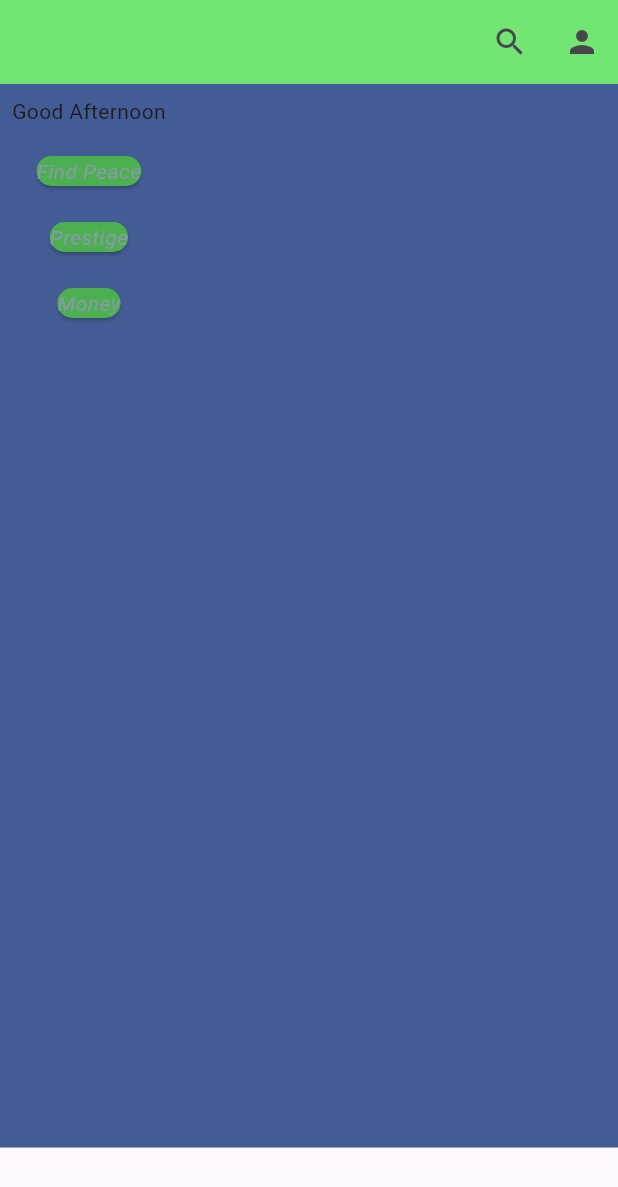
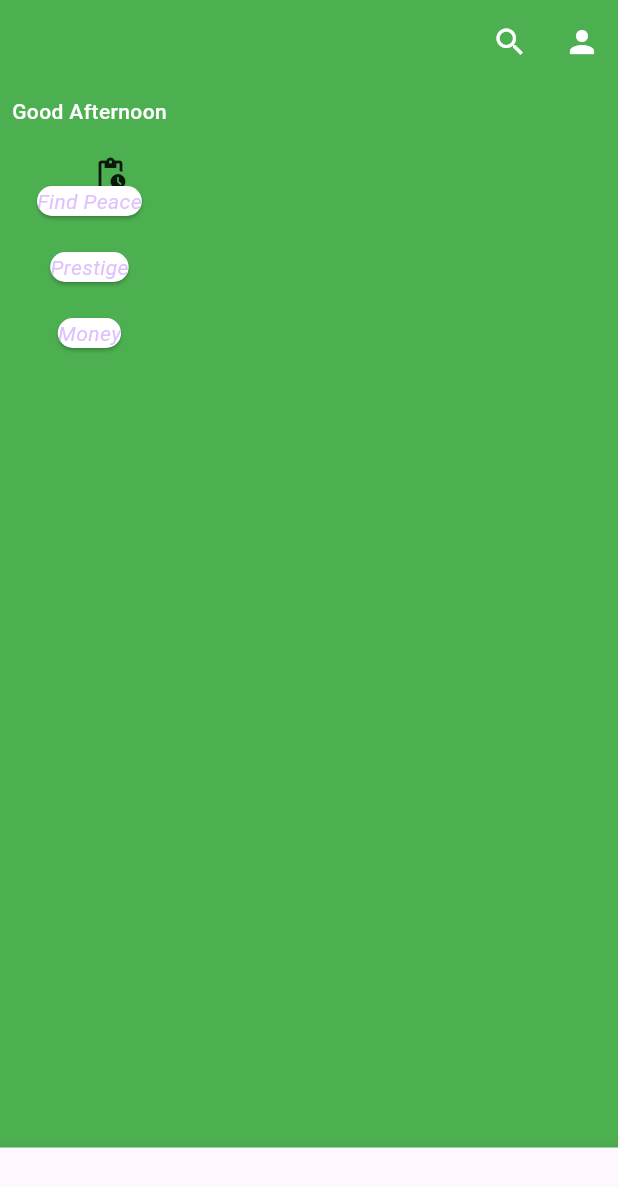
Before and after one commit to emircancavusoglu/self_improvement, a Flutter app: the screen it shows after launch, on a phone screen of 412 x 824 dp. Shown: the top 1187 px of the screen. Run offline on Flutter 3.47's test engine with Material 3 defaults, Android fonts, the light colour scheme and no system bars.

Commit message:
textStyle

```diff
--- a/lib/color/appBar_color/app_bar_color.dart
+++ b/lib/color/appBar_color/app_bar_color.dart
@@ -2,7 +2,7 @@ import 'package:flutter/cupertino.dart';
 import 'package:flutter/material.dart';
 
 class AppBarColor{
-  static Color green = const Color(0xFF73E572);
+  static Color green = Colors.green;
   static Color blue = Colors.blue;
   static Color white = Colors.white;
 }
--- a/lib/color/main_color/main_colors.dart
+++ b/lib/color/main_color/main_colors.dart
@@ -3,5 +3,5 @@ import 'dart:ui';
 import 'package:flutter/material.dart';
 
 class BackgroundColor{
- static Color backgroundColor = const Color(0xFF73E5792);
+ static Color backgroundColor = Colors.green;
 }
--- a/lib/constants/style/font_style.dart
+++ b/lib/constants/style/font_style.dart
@@ -1,11 +1,17 @@
 import 'dart:ui';
 
 import 'package:flutter/cupertino.dart';
+import 'package:flutter/material.dart';
 
 import 'font_style.dart';
 
 class FontStyleForCard{
    static FontStyle fontStyle = FontStyle.italic;
    static FontWeight fontWeight = FontWeight.w400;
+}
 
+class TextStyleForHomePage{
+   static TextStyle titleTextStyle = const TextStyle(color: Colors.white,
+   fontWeight: FontWeight.w500,
+   );
 }
--- a/lib/view/home_page_view.dart
+++ b/lib/view/home_page_view.dart
@@ -1,6 +1,7 @@
 import 'package:flutter/material.dart';
 import 'package:self_improvement/color/main_color/main_colors.dart';
 import 'package:self_improvement/constants/app_bar.dart';
+import 'package:self_improvement/constants/style/font_style.dart';
 import 'package:self_improvement/constants/theme_name/theme_names.dart';
 import 'package:self_improvement/widgets/card_widget.dart';
 
@@ -19,18 +20,28 @@ class HomePageView extends StatelessWidget {
         backgroundColor: AppBarColor.green,
         actions: [
           IconButton(onPressed: (){},
-              icon: const Icon(Icons.search)),
+              icon: const Icon(Icons.search,color: Colors.white,)),
           IconButton(onPressed: (){},
-              icon: const Icon(Icons.person))
+              icon: const Icon(Icons.person, color: Colors.white,))
         ],
       ),
       body: Column(
         children: [
-          const Padding(
-            padding: EdgeInsets.all(8.0),
-            child: Text(AppBarTextDaily.goodMorning),
+          Padding(
+            padding: const EdgeInsets.all(8.0),
+            child: Text(AppBarTextDaily.goodMorning,style:
+            TextStyleForHomePage.titleTextStyle,),
           ),
+          Container(
+            width: 20,
+            height: 20,
+            child: const Card(
+              shape: BeveledRectangleBorder(),
+              margin: EdgeInsets.all(12),
+              child: Icon(Icons.pending_actions),
 
+            ),
+          ),
           buildPadding(ThemeNames.findPeace),
           buildPadding(ThemeNames.prestige),
           buildPadding(ThemeNames.money),
--- a/lib/widgets/card_widget.dart
+++ b/lib/widgets/card_widget.dart
@@ -22,7 +22,7 @@ class CardWidgetTheme extends StatelessWidget {
   @override
   Widget build(BuildContext context) {
     return Card(
-      color: Colors.green,
+      color: Colors.white,
       child: Text(themeName, style: TextStyle(
         color: CardColor.cardBackgroundColor,
             fontWeight: FontStyleForCard.fontWeight,
```
